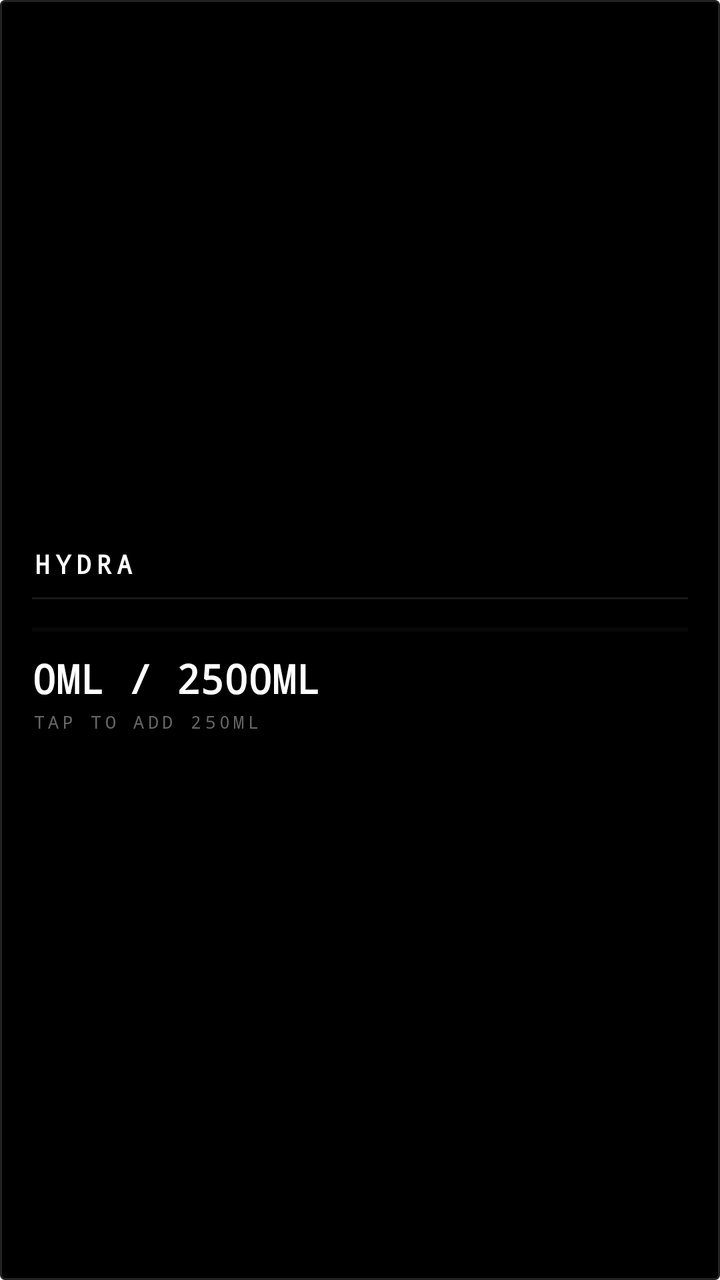
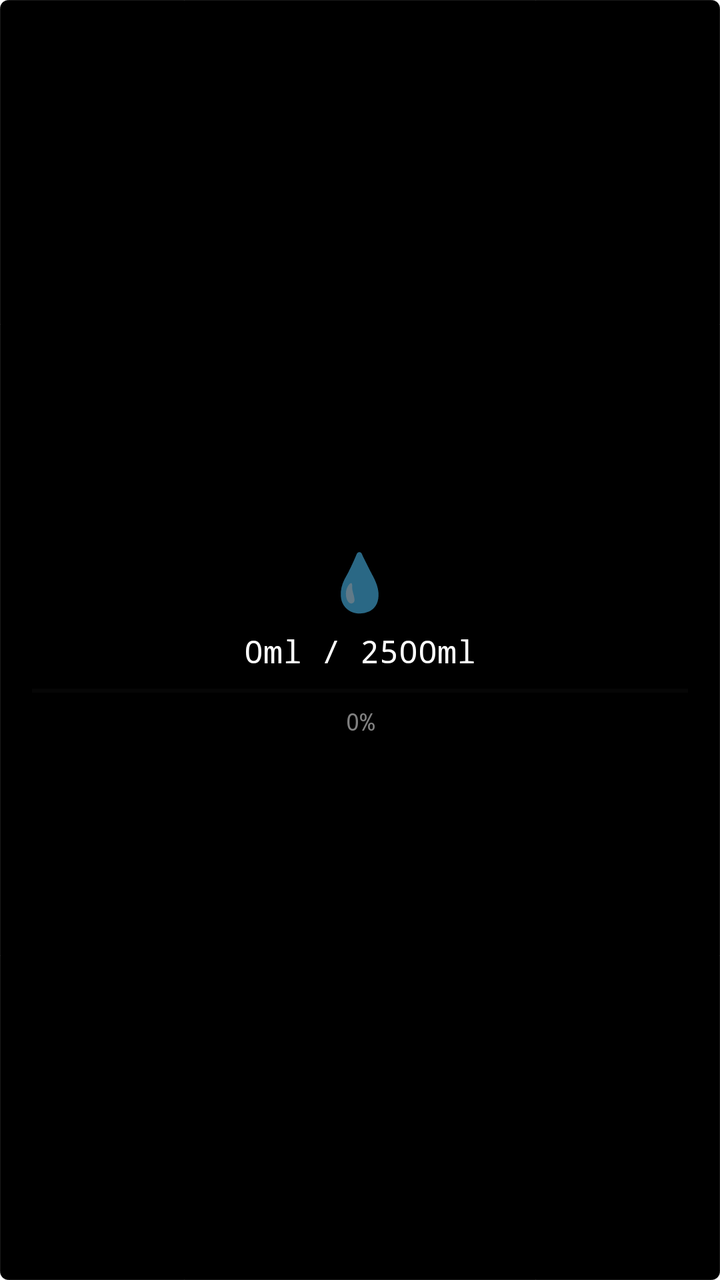

Two renders of the same Android screen: before a commit and after it. Below are the layout's source before the change and the commit's diff.
<!-- AndroidManifest.xml: fallback theme Theme.MaterialComponents.DayNight.NoActionBar -->
<!-- res/layout/hydra_widget.xml -->
<?xml version="1.0" encoding="utf-8"?>
<LinearLayout xmlns:android="http://schemas.android.com/apk/res/android"
    android:layout_width="match_parent"
    android:layout_height="match_parent"
    android:orientation="vertical"
    android:padding="16dp"
    android:background="@drawable/hydra_widget_bg"
    android:gravity="center_vertical">

    <LinearLayout
        android:layout_width="match_parent"
        android:layout_height="wrap_content"
        android:orientation="horizontal"
        android:gravity="center_vertical">

        <TextView
            android:id="@+id/widget_title"
            android:layout_width="wrap_content"
            android:layout_height="wrap_content"
            android:text="HYDRA"
            android:textColor="#FFFFFF"
            android:textSize="13sp"
            android:fontFamily="monospace"
            android:textStyle="bold"
            android:letterSpacing="0.2" />

        <TextView
            android:id="@+id/widget_debt"
            android:layout_width="wrap_content"
            android:layout_height="wrap_content"
            android:text=""
            android:textColor="#FF2D2D"
            android:textSize="11sp"
            android:fontFamily="monospace"
            android:textStyle="bold"
            android:letterSpacing="0.1"
            android:layout_marginStart="8dp"
            android:visibility="gone" />
    </LinearLayout>

    <View
        android:layout_width="match_parent"
        android:layout_height="1dp"
        android:layout_marginTop="8dp"
        android:background="#1A1A1A" />

    <ProgressBar
        android:id="@+id/widget_progress"
        style="?android:attr/progressBarStyleHorizontal"
        android:layout_width="match_parent"
        android:layout_height="2dp"
        android:layout_marginTop="14dp"
        android:layout_marginBottom="10dp"
        android:max="100"
        android:progress="0"
        android:progressTint="#FF2D2D"
        android:progressBackgroundTint="#222222" />

    <TextView
        android:id="@+id/widget_amount"
        android:layout_width="wrap_content"
        android:layout_height="wrap_content"
        android:text="0ML / 2500ML"
        android:textColor="#FFFFFF"
        android:textSize="20sp"
        android:fontFamily="monospace"
        android:textStyle="bold" />

    <TextView
        android:layout_width="wrap_content"
        android:layout_height="wrap_content"
        android:text="TAP TO ADD 250ML"
        android:textColor="#666666"
        android:textSize="9sp"
        android:fontFamily="monospace"
        android:letterSpacing="0.2"
        android:layout_marginTop="2dp" />

</LinearLayout>
<!-- resources referenced by this layout -->
<resources>
  <!-- drawable hydra_widget_bg (drawable) -->
  <?xml version="1.0" encoding="utf-8"?>
  <shape xmlns:android="http://schemas.android.com/apk/res/android"
      android:shape="rectangle">
      <solid android:color="#000000" />
      <corners android:radius="2dp" />
      <stroke android:width="1dp" android:color="#222222" />
  </shape>
</resources>

<!-- the commit's change to res/layout/hydra_widget.xml (unified diff, before → after) -->
@@ -1,79 +1,49 @@
 <?xml version="1.0" encoding="utf-8"?>
 <LinearLayout xmlns:android="http://schemas.android.com/apk/res/android"
+    android:id="@+id/widget_root"
     android:layout_width="match_parent"
     android:layout_height="match_parent"
     android:orientation="vertical"
     android:padding="16dp"
     android:background="@drawable/hydra_widget_bg"
-    android:gravity="center_vertical">
+    android:gravity="center">
 
-    <LinearLayout
-        android:layout_width="match_parent"
+    <TextView
+        android:id="@+id/widget_icon"
+        android:layout_width="wrap_content"
         android:layout_height="wrap_content"
-        android:orientation="horizontal"
-        android:gravity="center_vertical">
+        android:text="💧"
+        android:textSize="28sp" />
 
-        <TextView
-            android:id="@+id/widget_title"
-            android:layout_width="wrap_content"
-            android:layout_height="wrap_content"
-            android:text="HYDRA"
-            android:textColor="#FFFFFF"
-            android:textSize="13sp"
-            android:fontFamily="monospace"
-            android:textStyle="bold"
-            android:letterSpacing="0.2" />
-
-        <TextView
-            android:id="@+id/widget_debt"
-            android:layout_width="wrap_content"
-            android:layout_height="wrap_content"
-            android:text=""
-            android:textColor="#FF2D2D"
-            android:textSize="11sp"
-            android:fontFamily="monospace"
-            android:textStyle="bold"
-            android:letterSpacing="0.1"
-            android:layout_marginStart="8dp"
-            android:visibility="gone" />
-    </LinearLayout>
-
-    <View
-        android:layout_width="match_parent"
-        android:layout_height="1dp"
-        android:layout_marginTop="8dp"
-        android:background="#1A1A1A" />
+    <TextView
+        android:id="@+id/widget_amount"
+        android:layout_width="wrap_content"
+        android:layout_height="wrap_content"
+        android:text="0ml / 2500ml"
+        android:textColor="#FFFFFF"
+        android:textSize="16sp"
+        android:fontFamily="monospace"
+        android:layout_marginTop="6dp" />
 
     <ProgressBar
         android:id="@+id/widget_progress"
         style="?android:attr/progressBarStyleHorizontal"
         android:layout_width="match_parent"
         android:layout_height="2dp"
-        android:layout_marginTop="14dp"
-        android:layout_marginBottom="10dp"
+        android:layout_marginTop="8dp"
         android:max="100"
         android:progress="0"
         android:progressTint="#FF2D2D"
-        android:progressBackgroundTint="#222222" />
+        android:progressBackgroundTint="#1A1A1A" />
 
     <TextView
-        android:id="@+id/widget_amount"
+        android:id="@+id/widget_percent"
         android:layout_width="wrap_content"
         android:layout_height="wrap_content"
-        android:text="0ML / 2500ML"
-        android:textColor="#FFFFFF"
-        android:textSize="20sp"
+        android:text="0%"
+        android:textColor="#808080"
+        android:textSize="12sp"
         android:fontFamily="monospace"
-        android:textStyle="bold" />
-
-    <TextView
-        android:layout_width="wrap_content"
-        android:layout_height="wrap_content"
-        android:text="TAP TO ADD 250ML"
-        android:textColor="#666666"
-        android:textSize="9sp"
-        android:fontFamily="monospace"
-        android:letterSpacing="0.2"
-        android:layout_marginTop="2dp" />
+        android:layout_marginTop="6dp" />
 
 </LinearLayout>
<!-- resource entries referenced after the edit -->
@@ -5,8 +5,8 @@
   <shape xmlns:android="http://schemas.android.com/apk/res/android"
       android:shape="rectangle">
       <solid android:color="#000000" />
-      <corners android:radius="2dp" />
-      <stroke android:width="1dp" android:color="#222222" />
+      <corners android:radius="4dp" />
+      <stroke android:width="1px" android:color="#1A1A1A" />
   </shape>
 </resources>
 
